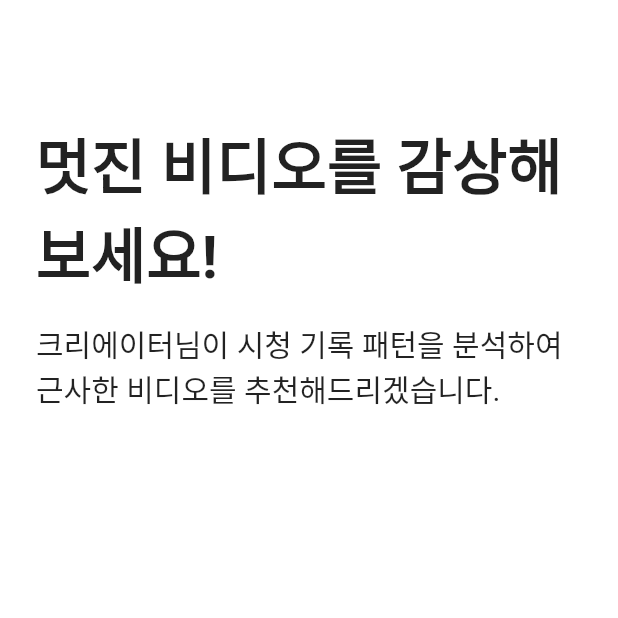
After one commit to academy3746/Tik-TALK-Clone, a Flutter app: the screen it shows after launch, after a tap on "다음으로", on a phone screen of 412 x 824 dp, the top half of it. The commit adds this screen. Run offline on Flutter 3.47's test engine with Material 2 defaults, Android fonts, the phone set to English and light mode, and no system bars; our stand-ins replace font_awesome_flutter.

Commit message:
13. OnBoarding Page UI 제작

```diff
--- a/lib/features/onboarding/interests_screen.dart
+++ b/lib/features/onboarding/interests_screen.dart
@@ -2,6 +2,7 @@ import 'package:flutter/cupertino.dart';
 import 'package:flutter/material.dart';
 import 'package:tictok_clone/constants/gaps.dart';
 import 'package:tictok_clone/constants/sizes.dart';
+import 'package:tictok_clone/features/onboarding/tutorial_screen.dart';
 import 'package:tictok_clone/features/onboarding/widgets/interest_button.dart';
 
 const interests = [
@@ -55,6 +56,15 @@ class _InterestsScreenState extends State<InterestsScreen> {
         _showTitle = false;
       });
     }
+  }
+
+  void _onNextTap() {
+    Navigator.push( // Stateful 위젯에서는 of(context)를 인자로 받을 필요가 없다.
+      context,
+      MaterialPageRoute(
+        builder: (context) => const TutorialScreen(),
+      ),
+    );
   }
 
   @override
@@ -134,7 +144,8 @@ class _InterestsScreenState extends State<InterestsScreen> {
             left: Sizes.size24,
             right: Sizes.size24,
           ),
-          /*
+          child: GestureDetector(
+            onTap: _onNextTap,
             child: Container(
               padding: const EdgeInsets.symmetric(
                 vertical: Sizes.size20,
@@ -151,16 +162,6 @@ class _InterestsScreenState extends State<InterestsScreen> {
                   color: Colors.white,
                 ),
               ),
-          )
-          */
-          child: CupertinoButton(
-            color: Theme.of(context).primaryColor,
-            onPressed: () {},
-            child: const Text(
-              "다음으로",
-              style: TextStyle(
-                fontWeight: FontWeight.w600,
-              ),
             ),
           ),
         ),
--- /dev/null
+++ b/lib/features/onboarding/tutorial_screen.dart
@@ -0,0 +1,137 @@
+import 'package:flutter/cupertino.dart';
+import 'package:flutter/material.dart';
+import 'package:tictok_clone/constants/gaps.dart';
+import 'package:tictok_clone/constants/sizes.dart';
+
+enum Direction {
+  right,
+  left,
+}
+
+enum Page {
+  first,
+  second,
+}
+
+class TutorialScreen extends StatefulWidget {
+  const TutorialScreen({Key? key}) : super(key: key);
+
+  @override
+  State<TutorialScreen> createState() => _TutorialScreenState();
+}
+
+class _TutorialScreenState extends State<TutorialScreen> {
+  Direction _direction = Direction.right;
+  Page _jimmyPage = Page.first;
+
+  void _onPanUpdate(DragUpdateDetails details) {
+    if (details.delta.dx > 0) {
+      setState(() {
+        _direction = Direction.right;
+      });
+    } else {
+      setState(() {
+        _direction = Direction.left;
+      });
+    }
+  }
+
+  void _onPanEnd(DragEndDetails details) {
+    if (_direction == Direction.left) {
+      setState(() {
+        _jimmyPage = Page.second;
+      });
+    } else {
+      setState(() {
+        _jimmyPage = Page.first;
+      });
+    }
+  }
+
+  @override
+  Widget build(BuildContext context) {
+    return GestureDetector(
+      onPanUpdate: _onPanUpdate,
+      onPanEnd: _onPanEnd,
+      child: Scaffold(
+        body: Padding(
+          padding: const EdgeInsets.symmetric(
+            horizontal: Sizes.size24,
+          ),
+          child: SafeArea(
+            child: AnimatedCrossFade(
+              firstChild: Column(
+                crossAxisAlignment: CrossAxisAlignment.start,
+                children: const [
+                  Gaps.v80,
+                  Text(
+                    "멋진 비디오를 감상해보세요!",
+                    style: TextStyle(
+                      fontSize: Sizes.size40,
+                      fontWeight: FontWeight.bold,
+                    ),
+                  ),
+                  Gaps.v16,
+                  Text(
+                    "크리에이터님이 시청 기록 패턴을 분석하여 근사한 비디오를 추천해드리겠습니다.",
+                    style: TextStyle(
+                      fontSize: Sizes.size20,
+                    ),
+                  ),
+                ],
+              ),
+              secondChild: Column(
+                crossAxisAlignment: CrossAxisAlignment.start,
+                children: const [
+                  Gaps.v80,
+                  Text(
+                    "이것만 주의해주세요!",
+                    style: TextStyle(
+                      fontSize: Sizes.size40,
+                      fontWeight: FontWeight.bold,
+                    ),
+                  ),
+                  Gaps.v16,
+                  Text(
+                    "상대방에게 불쾌감을 주는 컨텐츠를 업로드 할 시, 제재를 받을 수 있습니다.",
+                    style: TextStyle(
+                      fontSize: Sizes.size20,
+                    ),
+                  ),
+                ],
+              ),
+              crossFadeState: _jimmyPage == Page.first
+                  ? CrossFadeState.showFirst
+                  : CrossFadeState.showSecond,
+              duration: const Duration(milliseconds: 300),
+            ),
+          ),
+        ),
+        bottomNavigationBar: BottomAppBar(
+          child: Padding(
+            padding: const EdgeInsets.symmetric(
+              vertical: Sizes.size24,
+              horizontal: Sizes.size24,
+            ),
+            child: AnimatedOpacity(
+              opacity: _jimmyPage == Page.first ? 0 : 1,
+              duration: const Duration(
+                milliseconds: 300,
+              ),
+              child: CupertinoButton(
+                color: Theme.of(context).primaryColor,
+                onPressed: () {},
+                child: const Text(
+                  "시작해봅시다!",
+                  style: TextStyle(
+                    fontWeight: FontWeight.w600,
+                  ),
+                ),
+              ),
+            ),
+          ),
+        ),
+      ),
+    );
+  }
+}
```
Also changed, not shown: lib/features/onboarding/ReadMe.txt. Lines whose indentation alone changed are shown as unchanged.
